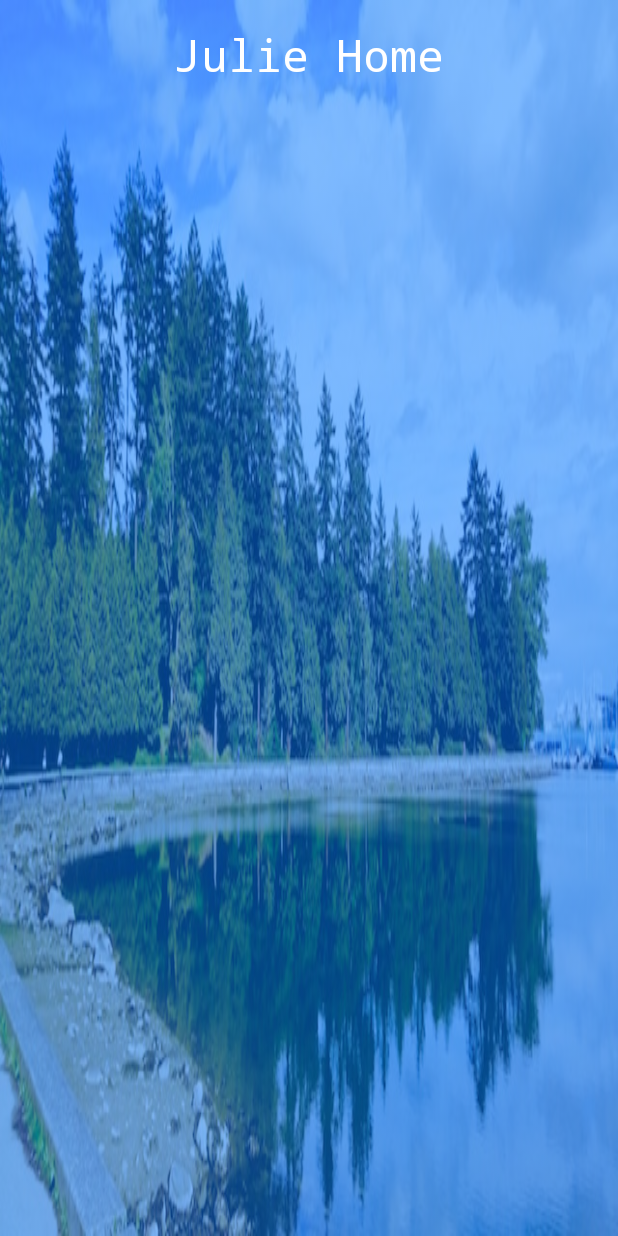
After one commit to juliexue/GRealTime, an Android app: the StopActivity screen opened directly, with no data from a screen before it, on a phone screen of 412 x 824 dp. The commit adds this screen. Run offline under Robolectric (Android 15) with nearby library versions, the phone set to English and light mode, and no system bars.

Commit message:
added stop screen

```diff
--- a/app/build.gradle
+++ b/app/build.gradle
@@ -23,4 +23,5 @@ dependencies {
     compile fileTree(dir: 'libs', include: ['*.jar'])
     testCompile 'junit:junit:4.12'
     compile 'com.android.support:appcompat-v7:23.1.0'
+    compile 'com.android.support:design:23.1.0'
 }
--- /dev/null
+++ b/app/src/main/java/com/grealtime/grealtime/StopActivity.java
@@ -0,0 +1,13 @@
+package com.grealtime.grealtime;
+
+import android.support.v7.app.AppCompatActivity;
+import android.os.Bundle;
+
+public class StopActivity extends AppCompatActivity {
+
+    @Override
+    protected void onCreate(Bundle savedInstanceState) {
+        super.onCreate(savedInstanceState);
+        setContentView(R.layout.activity_stop);
+    }
+}
--- /dev/null
+++ b/app/src/main/res/layout/activity_stop.xml
@@ -0,0 +1,23 @@
+<?xml version="1.0" encoding="utf-8"?>
+<RelativeLayout xmlns:android="http://schemas.android.com/apk/res/android"
+    xmlns:tools="http://schemas.android.com/tools" android:layout_width="match_parent"
+    android:layout_height="match_parent" android:paddingLeft="@dimen/activity_horizontal_margin"
+    android:paddingRight="@dimen/activity_horizontal_margin"
+    android:paddingTop="@dimen/activity_vertical_margin"
+    android:paddingBottom="@dimen/activity_vertical_margin"
+    android:backgroundTint="#800077FF"
+    android:backgroundTintMode="src_over"
+    android:background="@drawable/park"
+    tools:context="com.grealtime.grealtime.StopActivity">
+
+    <TextView
+        android:layout_width="wrap_content"
+        android:layout_height="wrap_content"
+        android:textAppearance="?android:attr/textAppearanceLarge"
+        android:text="@string/julieHome"
+        android:id="@+id/textView2"
+        style="@style/title_font"
+        android:layout_alignParentTop="true"
+        android:layout_centerHorizontal="true" />
+
+</RelativeLayout>
--- /dev/null
+++ b/app/src/main/res/values-v21/styles.xml
@@ -0,0 +1,2 @@
+<resources>>
+</resources>
--- a/app/src/main/res/values/dimens.xml
+++ b/app/src/main/res/values/dimens.xml
@@ -2,4 +2,5 @@
     <!-- Default screen margins, per the Android Design guidelines. -->
     <dimen name="activity_horizontal_margin">16dp</dimen>
     <dimen name="activity_vertical_margin">16dp</dimen>
+    <dimen name="fab_margin">16dp</dimen>
 </resources>
--- a/app/src/main/res/values/strings.xml
+++ b/app/src/main/res/values/strings.xml
@@ -1,7 +1,11 @@
 <resources>
     <string name="app_name">GRealTime</string>
-    <string name="favorites">Favourites</string>
+    <string name="favorites">Favs</string>
+    <string name="favStop">Favorite Stops</string>
+    <string name="julieHome">Julie Home</string>
     <string name="map">Map</string>
     <string name="settings">Settings</string>
     <string name="stop_input">Enter a stop number</string>
+    <string name="title_activity_favs">Favs</string>
+    <string name="title_activity_stop">Stop</string>
 </resources>
--- a/app/src/main/res/values/styles.xml
+++ b/app/src/main/res/values/styles.xml
@@ -8,6 +8,16 @@
         <item name="colorAccent">@color/colorAccent</item>
     </style>
 
+    <style name="title_font">
+        <!-- Customize your theme here. -->
+        <item name="colorPrimary">@color/colorPrimary</item>
+        <item name="colorPrimaryDark">@color/colorPrimaryDark</item>
+        <item name="colorAccent">@color/colorAccent</item>
+        <item name="android:textColor">#FFFFFF</item>
+        <item name="android:typeface">monospace</item>
+        <item name="android:textSize">30sp</item>
+    </style>
+
     <style name="body_font">
         <!-- Customize your theme here. -->
         <item name="colorPrimary">@color/colorPrimary</item>
@@ -16,6 +26,8 @@
         <item name="android:textColor">#FFFFFF</item>
         <item name="android:typeface">monospace</item>
     </style>
+    <style name="AppTheme.AppBarOverlay" parent="ThemeOverlay.AppCompat.Dark.ActionBar" />
+    <style name="AppTheme.PopupOverlay" parent="ThemeOverlay.AppCompat.Light" />
 
 
 </resources>
```
Also changed, not shown: app/src/main/AndroidManifest.xml (+15 -1 lines), app/src/main/java/com/grealtime/grealtime/MainActivity.java (+7 -0 lines), app/src/main/res/layout/activity_main.xml (+12 -20 lines), 1 other file.
